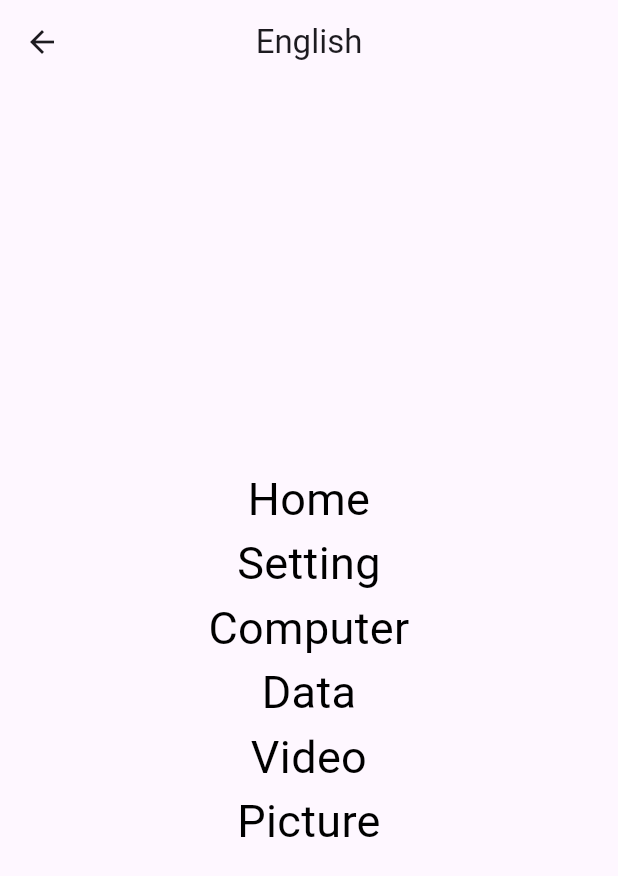
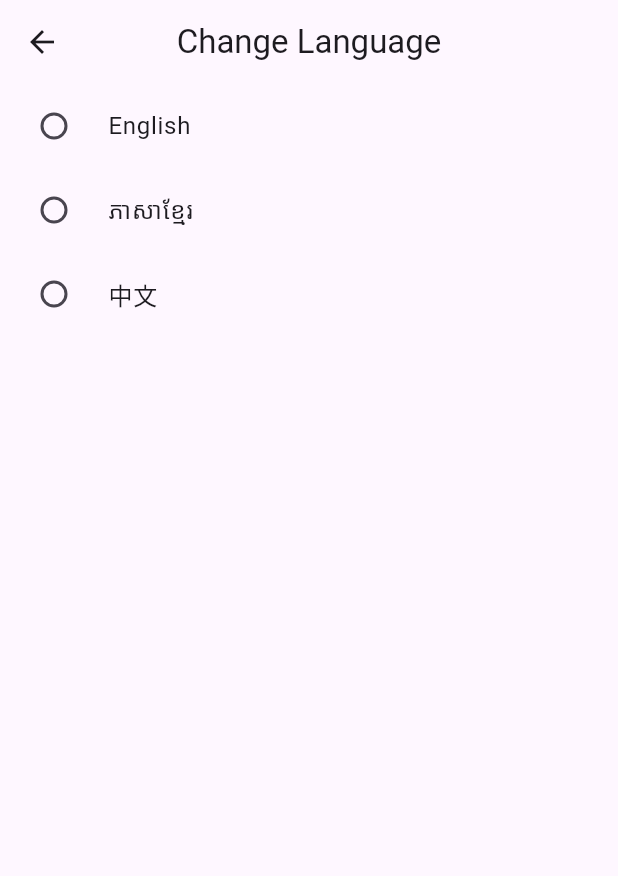
Before and after one commit to SaTya-Dev082/Getx-State-Management, a Flutter app: the screen it shows after launch, after a tap on "English", on a phone screen of 412 x 824 dp. Shown: the top 876 px of the screen. Run offline on Flutter 3.47's test engine with Material 3 defaults, Android fonts, the phone set to English and light mode, and no system bars; our stand-ins replace get, get_storage.

Commit message:
how to change three languages using radiobutton

```diff
--- a/lib/main.dart
+++ b/lib/main.dart
@@ -15,6 +15,8 @@ import 'package:learning_getx/routes/second_screen.dart';
 import 'package:learning_getx/routes/third_screen.dart';
 import 'package:learning_getx/test_route/home_screen.dart';
 
+import 'mvc_partern/localizations/controllers/setting_language_controller.dart';
+import 'mvc_partern/localizations/views/change_language_view.dart';
 import 'mvc_partern/localizations/views/language_more_view.dart';
 // import 'package:learning_getx/routes/first_screen.dart';
 // import 'package:learning_getx/routes/home_screen.dart';
@@ -23,6 +25,7 @@ import 'mvc_partern/localizations/views/language_more_view.dart';
 
 void main() async {
   await GetStorage.init();
+  Get.put(SettingsController());
   runApp(MyApp());
 }
 
@@ -40,7 +43,7 @@ class MyApp extends StatelessWidget {
               : Locale(box.read("lang")),
       */
       translations: AppLocalizationController(),
-      locale: LocaleService.getLocale(),
+      locale: Get.find<SettingsController>().currentLocale.value,
       fallbackLocale: const Locale("en", "US"),
       initialRoute: "/",
       getPages: [
@@ -64,11 +67,11 @@ class MyApp extends StatelessWidget {
           page: () => ChineseScreen(),
           // transition: Transition.rightToLeft,
         ),
-        // GetPage(
-        //   name: '/changeLanguage',
-        //   page: () => ChangeLanguage(),
-        //   // transition: Transition.rightToLeft,
-        // ),
+        GetPage(
+          name: '/changeLanguage',
+          page: () => ChangeLanguageView(),
+          // transition: Transition.rightToLeft,
+        ),
       ],
 
       // Dependency Injection
--- /dev/null
+++ b/lib/mvc_partern/localizations/controllers/setting_language_controller.dart
@@ -0,0 +1,28 @@
+import 'package:get/get.dart';
+import 'package:get_storage/get_storage.dart';
+import 'dart:ui';
+
+class SettingsController extends GetxController {
+  final _box = GetStorage();
+  final _key = 'locale';
+
+  late Rx<Locale> currentLocale;
+
+  @override
+  void onInit() {
+    final saved = _box.read(_key);
+    if (saved != null) {
+      final parts = saved.split('_');
+      currentLocale = Locale(parts[0], parts[1]).obs;
+    } else {
+      currentLocale = const Locale('en').obs;
+    }
+    super.onInit();
+  }
+
+  void changeLanguage(Locale locale) {
+    currentLocale.value = locale;
+    _box.write(_key, '${locale.languageCode}_${locale.countryCode}');
+    Get.updateLocale(locale);
+  }
+}
--- /dev/null
+++ b/lib/mvc_partern/localizations/model/language_model.dart
@@ -0,0 +1,7 @@
+import 'dart:ui';
+
+class Language {
+  final String name;
+  final Locale locale;
+  Language(this.name, this.locale);
+}
--- /dev/null
+++ b/lib/mvc_partern/localizations/views/change_language_view.dart
@@ -0,0 +1,70 @@
+import 'package:flutter/material.dart';
+import 'package:get/get.dart';
+
+import '../controllers/setting_language_controller.dart';
+import '../model/language_model.dart';
+
+class ChangeLanguageView extends StatelessWidget {
+  ChangeLanguageView({super.key});
+  final controller = Get.find<SettingsController>();
+
+  final languages = [
+    Language('English', const Locale('en')),
+    Language('ភាសាខ្មែរ', const Locale('kh')),
+    Language('中文', const Locale('zh')),
+  ];
+  @override
+  Widget build(BuildContext context) {
+    return Scaffold(
+      appBar: AppBar(title: Text("Change Language"), centerTitle: true),
+      // body: Obx(
+      //   () => Column(
+      //     children: [
+      //       RadioListTile<Locale>(
+      //         title: const Text('English'),
+      //         value: const Locale('en'),
+      //         groupValue: controller.currentLocale.value,
+      //         onChanged: (val) => controller.changeLanguage(val!),
+      //       ),
+      //       RadioListTile<Locale>(
+      //         title: const Text('ភាសាខ្មែរ'),
+      //         value: const Locale('kh'),
+      //         groupValue: controller.currentLocale.value,
+      //         onChanged: (val) => controller.changeLanguage(val!),
+      //       ),
+      //       RadioListTile<Locale>(
+      //         title: const Text('中文'),
+      //         value: const Locale('zh'),
+      //         groupValue: controller.currentLocale.value,
+      //         onChanged: (val) => controller.changeLanguage(val!),
+      //       ),
+      //     ],
+      //   ),
+      // ),
+      body: Obx(
+        () => Column(
+          children: [
+            RadioListTile<Locale>(
+              title: const Text('English'),
+              value: const Locale('en', 'US'),
+              groupValue: controller.currentLocale.value,
+              onChanged: (val) => controller.changeLanguage(val!),
+            ),
+            RadioListTile<Locale>(
+              title: const Text('ភាសាខ្មែរ'),
+              value: const Locale('kh', 'KH'),
+              groupValue: controller.currentLocale.value,
+              onChanged: (val) => controller.changeLanguage(val!),
+            ),
+            RadioListTile<Locale>(
+              title: const Text('中文'),
+              value: const Locale('zh', 'CN'),
+              groupValue: controller.currentLocale.value,
+              onChanged: (val) => controller.changeLanguage(val!),
+            ),
+          ],
+        ),
+      ),
+    );
+  }
+}
--- a/lib/mvc_partern/localizations/views/language_more_view.dart
+++ b/lib/mvc_partern/localizations/views/language_more_view.dart
@@ -16,63 +16,63 @@ class LanguageMoreView extends StatelessWidget {
         mainAxisAlignment: MainAxisAlignment.center,
         crossAxisAlignment: CrossAxisAlignment.stretch,
         children: [
-          Padding(
-            padding: const EdgeInsets.symmetric(horizontal: 20),
-            child: MaterialButton(
-              shape: RoundedRectangleBorder(
-                borderRadius: BorderRadius.circular(25),
-              ),
-              height: 50,
-              onPressed: () {
-                Get.toNamed("/englishScreen");
-                LocaleService.saveLocale(Locale("en"));
-              },
-              color: Colors.green,
-              child: const Text(
-                "English",
-                style: TextStyle(fontSize: 18, color: Colors.black),
-              ),
-            ),
-          ),
-          SizedBox(height: 10),
-          Padding(
-            padding: const EdgeInsets.symmetric(horizontal: 20),
-            child: MaterialButton(
-              shape: RoundedRectangleBorder(
-                borderRadius: BorderRadius.circular(25),
-              ),
-              height: 50,
-              onPressed: () {
-                Get.toNamed("/khmerScreen");
-                LocaleService.saveLocale(Locale("kh"));
-              },
-              color: Colors.blueGrey,
-              child: const Text(
-                "ភាសាខ្មែរ",
-                style: TextStyle(fontSize: 18, color: Colors.black),
-              ),
-            ),
-          ),
-          SizedBox(height: 10),
-          Padding(
-            padding: const EdgeInsets.symmetric(horizontal: 20),
-            child: MaterialButton(
-              shape: RoundedRectangleBorder(
-                borderRadius: BorderRadius.circular(25),
-              ),
-              height: 50,
-              onPressed: () {
-                Get.toNamed("/chineseScreen");
-                LocaleService.saveLocale(Locale("zh"));
-              },
-              color: Colors.red,
-              child: const Text(
-                "中文",
-                style: TextStyle(fontSize: 18, color: Colors.black),
-              ),
-            ),
-          ),
-          SizedBox(height: 20),
+          // Padding(
+          //   padding: const EdgeInsets.symmetric(horizontal: 20),
+          //   child: MaterialButton(
+          //     shape: RoundedRectangleBorder(
+          //       borderRadius: BorderRadius.circular(25),
+          //     ),
+          //     height: 50,
+          //     onPressed: () {
+          //       Get.toNamed("/englishScreen");
+          //       LocaleService.saveLocale(Locale("en"));
+          //     },
+          //     color: Colors.green,
+          //     child: const Text(
+          //       "English",
+          //       style: TextStyle(fontSize: 18, color: Colors.black),
+          //     ),
+          //   ),
+          // ),
+          // SizedBox(height: 10),
+          // Padding(
+          //   padding: const EdgeInsets.symmetric(horizontal: 20),
+          //   child: MaterialButton(
+          //     shape: RoundedRectangleBorder(
+          //       borderRadius: BorderRadius.circular(25),
+          //     ),
+          //     height: 50,
+          //     onPressed: () {
+          //       Get.toNamed("/khmerScreen");
+          //       LocaleService.saveLocale(Locale("kh"));
+          //     },
+          //     color: Colors.blueGrey,
+          //     child: const Text(
+          //       "ភាសាខ្មែរ",
+          //       style: TextStyle(fontSize: 18, color: Colors.black),
+          //     ),
+          //   ),
+          // ),
+          // SizedBox(height: 10),
+          // Padding(
+          //   padding: const EdgeInsets.symmetric(horizontal: 20),
+          //   child: MaterialButton(
+          //     shape: RoundedRectangleBorder(
+          //       borderRadius: BorderRadius.circular(25),
+          //     ),
+          //     height: 50,
+          //     onPressed: () {
+          //       Get.toNamed("/chineseScreen");
+          //       LocaleService.saveLocale(Locale("zh"));
+          //     },
+          //     color: Colors.red,
+          //     child: const Text(
+          //       "中文",
+          //       style: TextStyle(fontSize: 18, color: Colors.black),
+          //     ),
+          //   ),
+          // ),
+          // SizedBox(height: 20),
           Text(
             "home".tr,
             style: TextStyle(fontSize: 30),
@@ -88,7 +88,7 @@ class LanguageMoreView extends StatelessWidget {
               height: 50,
               onPressed: () {
                 Get.toNamed("/changeLanguage");
-                LocaleService.saveLocale(Locale("zh"));
+                // LocaleService.saveLocale(Locale("zh"));
               },
               color: Colors.blue,
               child: Text(
```
